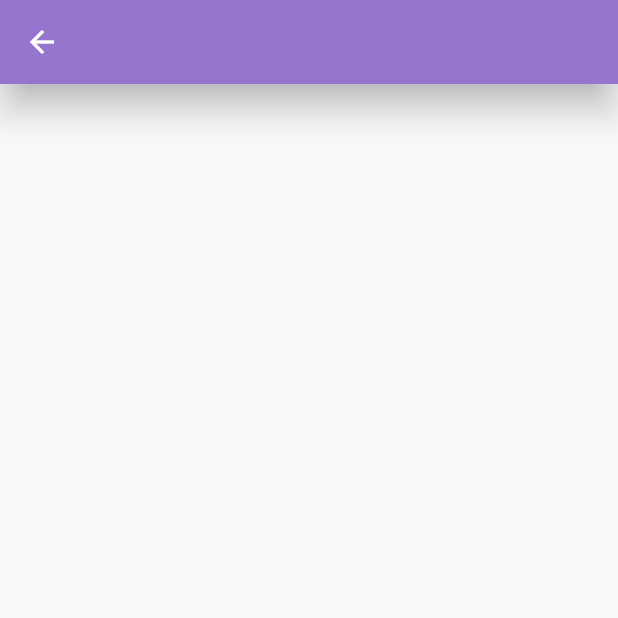
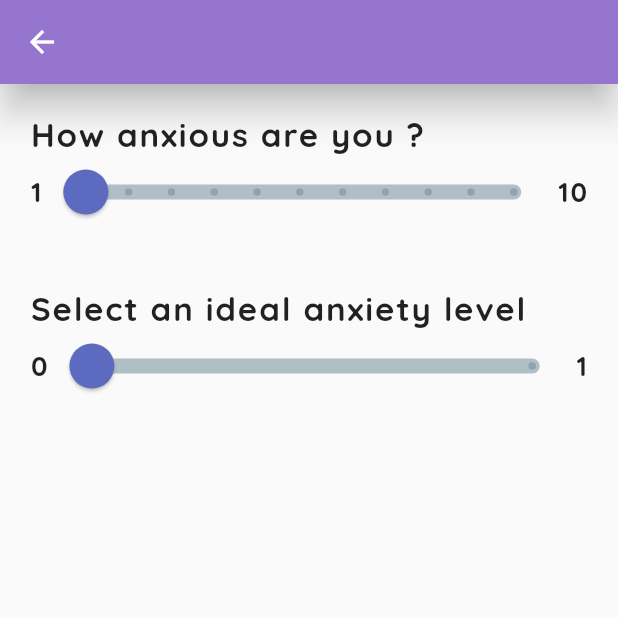
Before and after one commit to mahajanayush77/Uday, a Flutter app: the TriageScreen screen opened by its route, on a phone screen of 412 x 824 dp, the top half of it. Run offline on Flutter 3.47's test engine with Material 2 defaults, Android fonts, the light colour scheme and no system bars; our stand-ins replace flutter_svg, google_fonts.

Commit message:
triage screen added

```diff
--- a/lib/constants.dart
+++ b/lib/constants.dart
@@ -5,3 +5,14 @@ import 'package:flutter/material.dart';
 // each constant variable begins with "k"
 const kPrimaryColor = MaterialColor(0xff9575cd, <int, Color>{});
 const kAccentColor = Color(0xff5c6bc0);
+
+const kSubheadingStyle = TextStyle(
+  fontWeight: FontWeight.bold,
+  fontSize: 18.0,
+  letterSpacing: 1.2,
+);
+const kHeadingStyle = TextStyle(
+  fontWeight: FontWeight.bold,
+  fontSize: 22.0,
+  letterSpacing: 1.2,
+);
--- a/lib/screens/triage.dart
+++ b/lib/screens/triage.dart
@@ -1,17 +1,90 @@
 import 'package:flutter/material.dart';
+import 'package:uday/widgets/CustomSlider.dart';
 import '../constants.dart';
 
-class TriageScreen extends StatelessWidget {
+class TriageScreen extends StatefulWidget {
   static const routeName = '/triage';
 
   @override
+  _TriageScreenState createState() => _TriageScreenState();
+}
+
+class _TriageScreenState extends State<TriageScreen> {
+  int _selectedLevel = 1;
+  int _idealLevel = 0;
+
+  Widget _buildQuestion(
+    String ques,
+    int min,
+    int max,
+    int initialVal,
+    bool Function(int) onChanged,
+  ) {
+    return Column(
+      mainAxisSize: MainAxisSize.min,
+      crossAxisAlignment: CrossAxisAlignment.start,
+      children: [
+        Text(
+          ques,
+          style: kHeadingStyle,
+        ),
+        CustomSlider(
+          max,
+          min,
+          onChanged,
+          initialVal: 0,
+        ),
+      ],
+    );
+  }
+
+  @override
   Widget build(BuildContext context) {
-    return Scaffold(
-      appBar: AppBar(
-        backgroundColor: kPrimaryColor,
-        elevation: 10.0,
+    return SafeArea(
+      child: Scaffold(
+        appBar: AppBar(
+          backgroundColor: kPrimaryColor,
+          elevation: 10.0,
+        ),
+        body: Padding(
+          padding: const EdgeInsets.symmetric(
+            horizontal: 20.0,
+            vertical: 20.0,
+          ),
+          child: Column(
+            mainAxisSize: MainAxisSize.min,
+            children: [
+              _buildQuestion(
+                'How anxious are you ?',
+                1,
+                10,
+                1,
+                (val) {
+                  setState(() {
+                    _selectedLevel = val;
+                  });
+                  return true;
+                },
+              ),
+              SizedBox(
+                height: 40.0,
+              ),
+              _buildQuestion(
+                'Select an ideal anxiety level',
+                0,
+                _selectedLevel,
+                1,
+                (val) {
+                  setState(() {
+                    _idealLevel = val;
+                  });
+                  return true;
+                },
+              ),
+            ],
+          ),
+        ),
       ),
-      body: Container(),
     );
   }
 }
--- /dev/null
+++ b/lib/widgets/CustomSlider.dart
@@ -0,0 +1,82 @@
+import 'package:flutter/material.dart';
+import '../constants.dart';
+
+class CustomSlider extends StatefulWidget {
+  final int max;
+  final int min;
+  final int initialVal;
+  final bool Function(int) onChanged;
+  CustomSlider(
+    this.max,
+    this.min,
+    this.onChanged, {
+    this.initialVal = 0,
+  });
+
+  @override
+  _CustomSliderState createState() => _CustomSliderState();
+}
+
+class _CustomSliderState extends State<CustomSlider> {
+  var isInit = true;
+  double _sliderVal = 0.0;
+
+  @override
+  void initState() {
+    // TODO: implement initState
+    if (isInit) {
+      _sliderVal = widget.initialVal.toDouble();
+      isInit = false;
+    }
+    super.initState();
+  }
+
+  @override
+  Widget build(BuildContext context) {
+    return Row(
+      mainAxisAlignment: MainAxisAlignment.spaceBetween,
+      children: [
+        Text(
+          widget.min.toString(),
+          style: kSubheadingStyle,
+        ),
+        Expanded(
+          child: SliderTheme(
+            data: SliderTheme.of(context).copyWith(
+              activeTrackColor: Colors.blueGrey[300],
+              inactiveTrackColor: Colors.blueGrey[200],
+              thumbColor: kAccentColor,
+              thumbShape: RoundSliderThumbShape(
+                enabledThumbRadius: 15.0,
+                disabledThumbRadius: 15.0,
+              ),
+              trackHeight: 10.0,
+              overlayColor: kPrimaryColor.withAlpha(32),
+              inactiveTickMarkColor: Colors.blueGrey[300],
+              valueIndicatorColor: kAccentColor.withOpacity(0.7),
+            ),
+            child: Slider(
+              min: widget.min.toDouble(),
+              max: widget.max.toDouble(),
+              divisions: widget.max.toInt(),
+              value: _sliderVal,
+              label: _sliderVal.ceil().toString(),
+              onChanged: (double v) {
+                if (widget.onChanged(v.toInt())) {
+                  setState(() {
+                    _sliderVal = v;
+                    print(_sliderVal);
+                  });
+                }
+              },
+            ),
+          ),
+        ),
+        Text(
+          widget.max.toString(),
+          style: kSubheadingStyle,
+        ),
+      ],
+    );
+  }
+}
```
